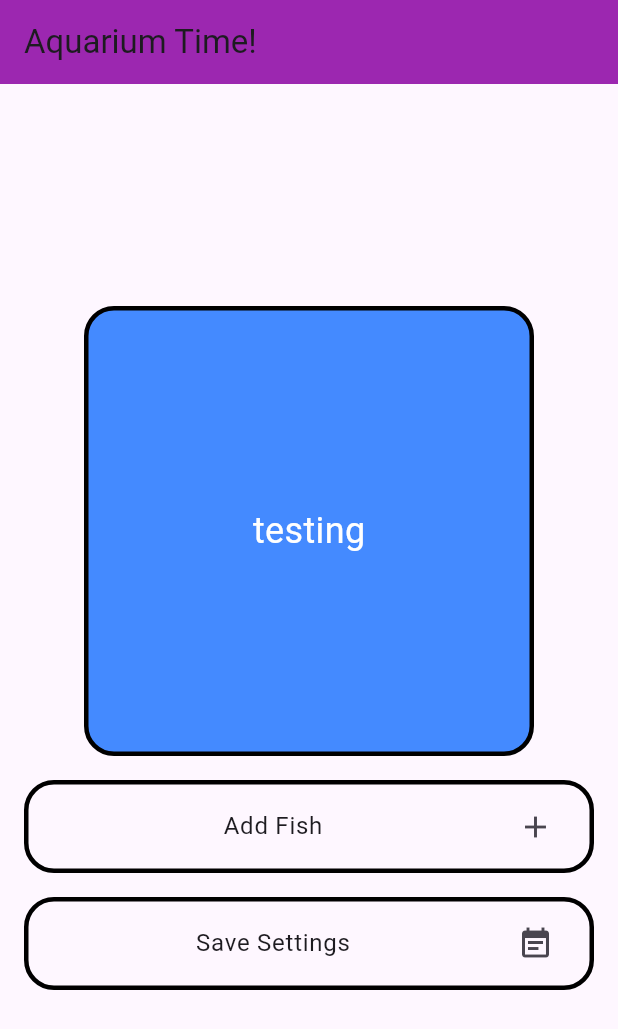
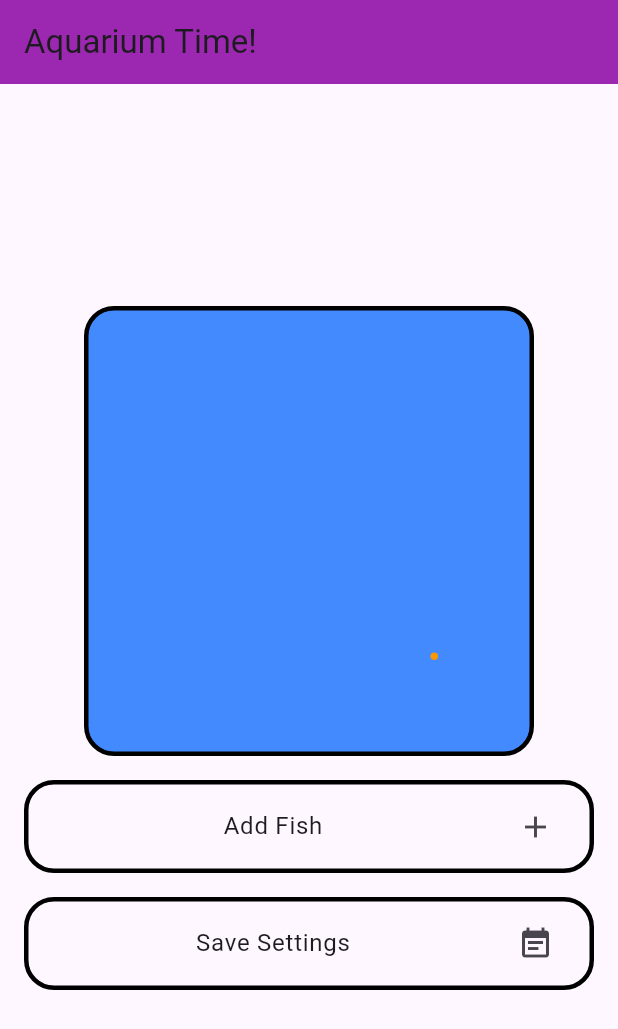
Before and after one commit to gsu-jla/Fish_Anim, a Flutter app: the screen it shows after launch, on a phone screen of 412 x 824 dp. Shown: the top 1029 px of the screen. Run offline on Flutter 3.47's test engine with Material 3 defaults, Android fonts, the phone set to English and light mode, and no system bars.

```diff
--- /dev/null
+++ b/lib/database_helper.dart
@@ -0,0 +1,12 @@
+import 'package:flutter/material.dart';
+import 'main.dart';
+
+List<Fish> fishList = [];
+void _addFish() {
+if (fishList.length < 10) {  // Limiting to 10 fish
+setState(() {
+f
+ ishList.add(Fish(color: selectedColor, speed: selectedSpeed));
+});
+}
+}
--- a/lib/main.dart
+++ b/lib/main.dart
@@ -1,4 +1,5 @@
 import 'package:flutter/material.dart';
+import 'dart:math';
 
 // Entry point of the application
 void main() {
@@ -10,13 +11,48 @@ class MyApp extends StatelessWidget {
   @override
   Widget build(BuildContext context) {
     return MaterialApp(
-      home: HomePage(), // Set HomePage as the default screen
+      home: AquariumScreen(), // Set AquariumScreen as the default screen
     );
   }
 }
 
-// Home page widget
-class HomePage extends StatelessWidget {
+// Aquarium screen widget
+class AquariumScreen extends StatefulWidget {
+  @override
+  _AquariumScreenState createState() => _AquariumScreenState();
+}
+
+// State of the aquarium screen
+class _AquariumScreenState extends State<AquariumScreen> with SingleTickerProviderStateMixin {
+  late AnimationController _controller;
+  final Random _random = Random();
+  Offset _fishPosition = Offset(150, 150); // Initial position in the center
+
+  @override
+  void initState() {
+    super.initState();
+    _controller = AnimationController(
+      duration: const Duration(milliseconds: 250), // Move every quarter second
+      vsync: this,
+    )..repeat(); // Repeat the animation indefinitely
+
+    // Update fish position periodically
+    _controller.addListener(() {
+      setState(() {
+        _fishPosition = Offset(
+          (_fishPosition.dx + 2) % 300,
+          (_fishPosition.dy + 2) % 300,
+        );
+      });
+    });
+  }
+
+  @override
+  void dispose() {
+    _controller.dispose();
+    super.dispose();
+  }
+
   @override
   Widget build(BuildContext context) {
     return Scaffold(
@@ -38,11 +74,21 @@ class HomePage extends StatelessWidget {
                 borderRadius: BorderRadius.circular(20), // Rounded corners
                 border: Border.all(color: Colors.black, width: 3), // Border
               ),
-              child: Center(
-                child: Text(
-                  'testing',
-                  style: TextStyle(fontSize: 24, color: Colors.white),
-                ),
+              child: Stack(
+                children: [
+                  Positioned(
+                    left: _fishPosition.dx,
+                    top: _fishPosition.dy,
+                    child: Container(
+                      width: 5,
+                      height: 5,
+                      decoration: BoxDecoration(
+                        color: Colors.orange, // Fish color
+                        shape: BoxShape.circle, // Circular shape
+                      ),
+                    ),
+                  ),
+                ],
               ),
             ),
             SizedBox(height: 16),
```
